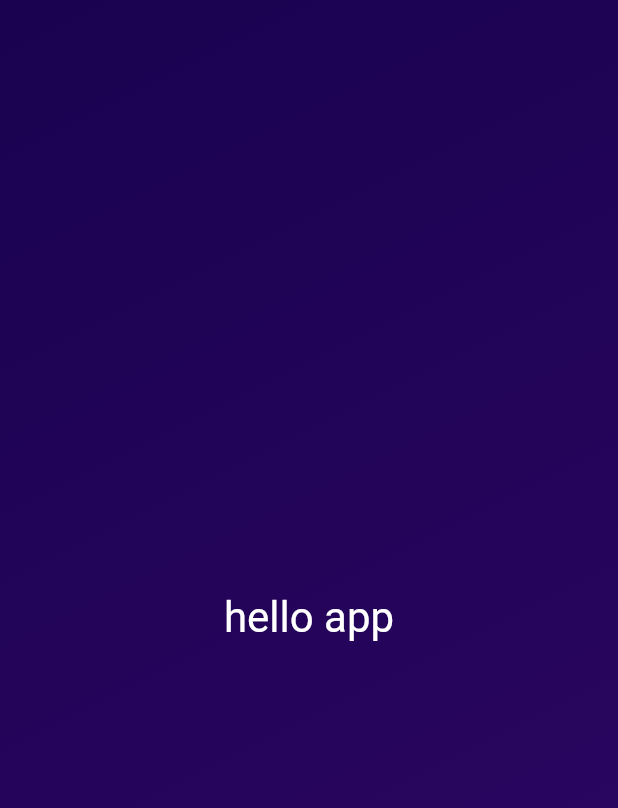
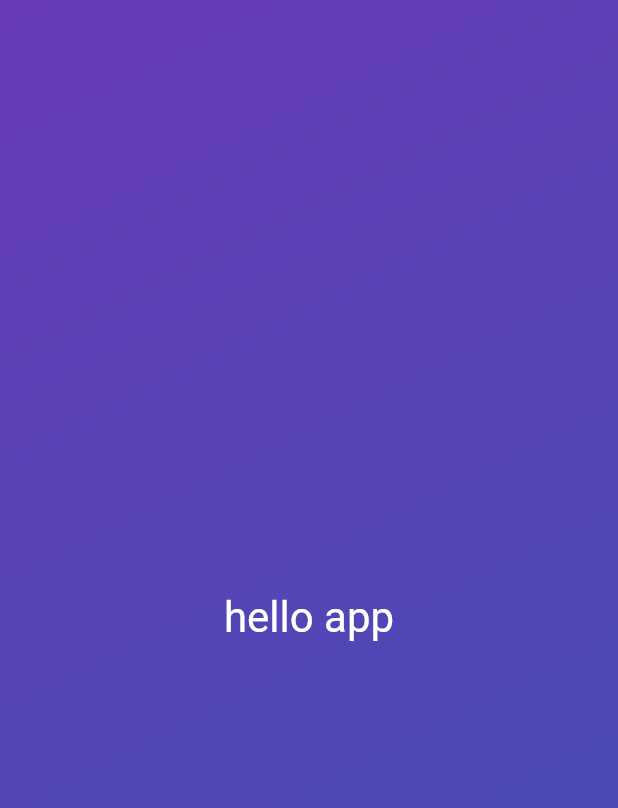
Before and after one commit to duongbm/flutter-roll-dice-app, a Flutter app: the screen it shows after launch, on a phone screen of 412 x 824 dp. Shown: the top 808 px of the screen. Run offline on Flutter 3.47's test engine with Material 2 defaults, Android fonts, the phone set to English and light mode, and no system bars.

Commit message:
constructor function

```diff
--- a/lib/gradient_container.dart
+++ b/lib/gradient_container.dart
@@ -4,17 +4,23 @@ import 'package:roll_dice/styled_text.dart';
 class GradientContainer extends StatelessWidget {
   const GradientContainer({
     super.key,
+    required this.color1,
+    required this.color2,
   });
+
+  const GradientContainer.purple({super.key})
+      : color1 = Colors.deepPurple,
+        color2 = Colors.indigo;
+
+  final Color color1;
+  final Color color2;
 
   @override
   Widget build(BuildContext context) {
     return Container(
-      decoration: const BoxDecoration(
+      decoration: BoxDecoration(
         gradient: LinearGradient(
-          colors: [
-            Color.fromARGB(255, 26, 2, 80),
-            Color.fromARGB(255, 46, 7, 100),
-          ],
+          colors: [color1, color2],
           begin: Alignment.topLeft,
           end: Alignment.bottomRight,
         ),
--- a/lib/main.dart
+++ b/lib/main.dart
@@ -5,7 +5,7 @@ void main() {
   runApp(
     const MaterialApp(
       home: Scaffold(
-        body: GradientContainer(),
+        body: GradientContainer.purple(),
       ),
     ),
   );
```
